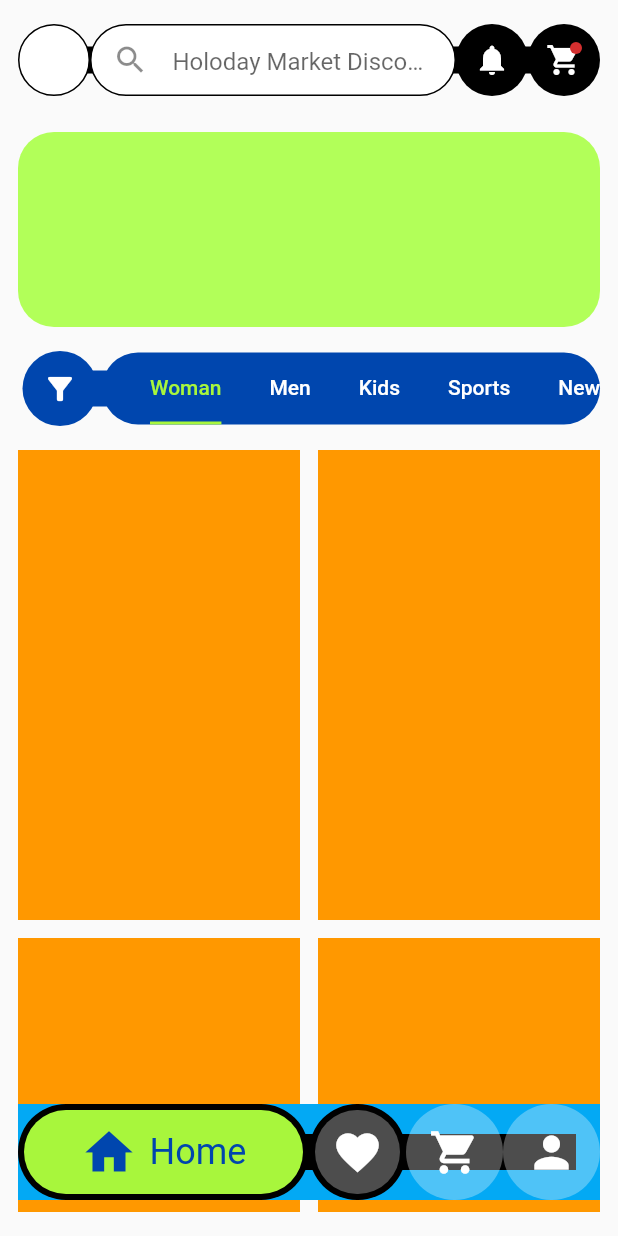
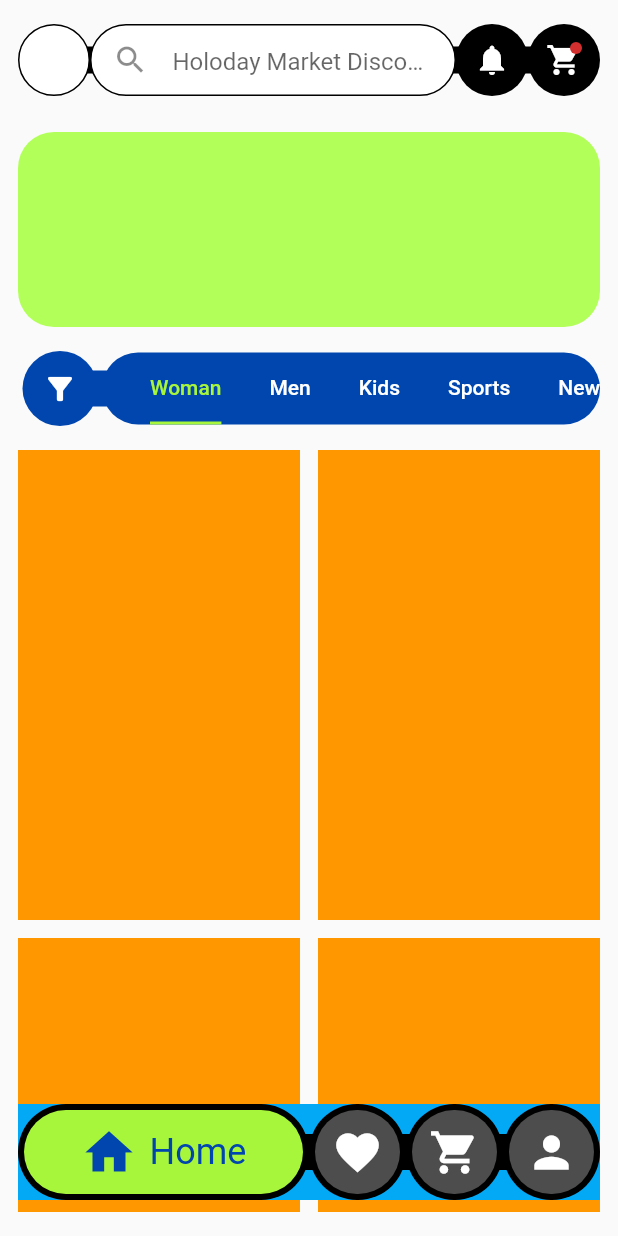
Before and after one commit to JAICHANGPARK/flutter_notebook_chapter_24, a Flutter app: the FashionECommerceMainPage screen opened directly, on a phone screen of 412 x 824 dp. Run offline on Flutter 3.47's test engine with Material 2 defaults, Android fonts, the phone set to English and light mode, and no system bars; our stand-ins replace flutter_riverpod, freezed_annotation, ionicons, percent_indicator; missing offline and left inert: crypto_font_icons; network calls fail.

Commit message:
Update fec_main_page.dart

```diff
--- a/lib/ep1368_fashion_e_commerce_app/view/fec_main_page.dart
+++ b/lib/ep1368_fashion_e_commerce_app/view/fec_main_page.dart
@@ -278,6 +278,12 @@ class _FashionECommerceMainPageState extends State<FashionECommerceMainPage> wit
                           Expanded(
                               child: Container(
                             decoration: BoxDecoration(
+                              color: Colors.black,
+                              borderRadius: BorderRadius.circular(42),
+                            ),
+                            padding: EdgeInsets.all(4),
+                            child: Container(
+                              decoration: BoxDecoration(
                                 color: Colors.white.withOpacity(0.3),
                                 borderRadius: BorderRadius.circular(42),
                               ),
@@ -291,8 +297,15 @@ class _FashionECommerceMainPageState extends State<FashionECommerceMainPage> wit
                                   iconSize: 34,
                                 ),
                               ),
+                            ),
                           )),
                           Expanded(
+                              child: Container(
+                            decoration: BoxDecoration(
+                              color: Colors.black,
+                              borderRadius: BorderRadius.circular(42),
+                            ),
+                            padding: EdgeInsets.all(4),
                             child: Container(
                               decoration: BoxDecoration(
                                 color: Colors.white.withOpacity(0.3),
@@ -306,6 +319,7 @@ class _FashionECommerceMainPageState extends State<FashionECommerceMainPage> wit
                                   color: Colors.white,
                                   onPressed: () {},
                                   iconSize: 34,
+                                ),
                               ),
                             ),
                           )),
```
Lines whose indentation alone changed are shown as unchanged.
